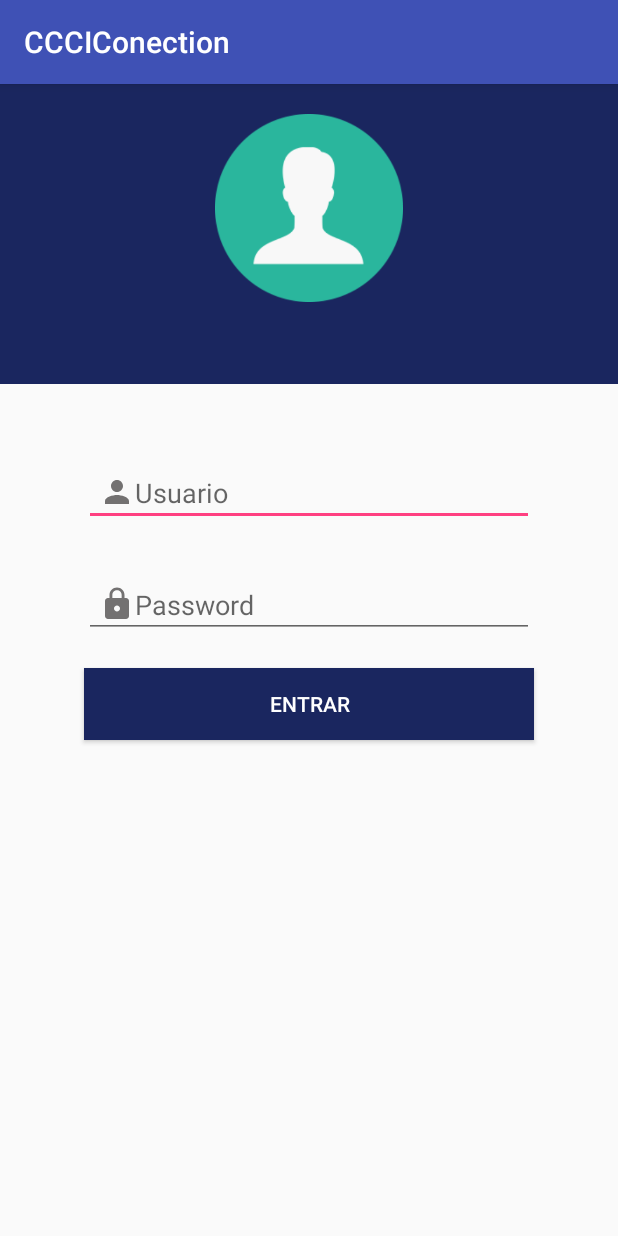
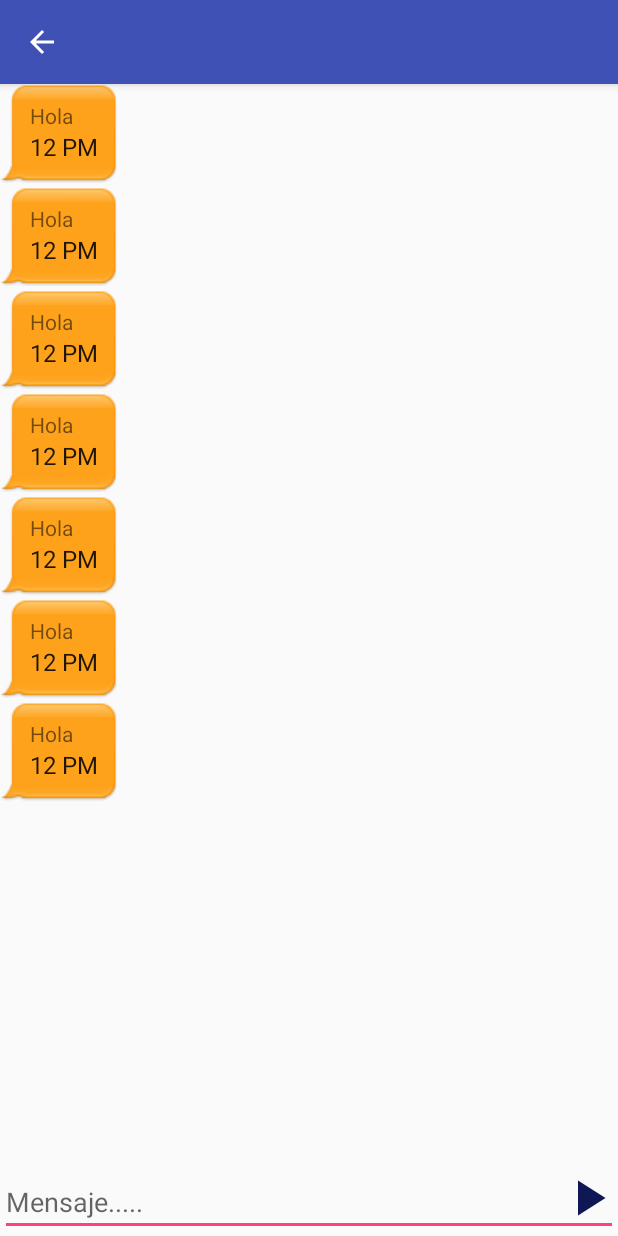
Before and after one commit to cesarer491/ProyectoAndroidConection, an Android app: the screen it shows after launch (LoginActivity before the commit, Messages after it), on a phone screen of 412 x 824 dp. Run offline under Robolectric (Android 15) with nearby library versions, the phone set to English and light mode, and no system bars.

Commit message:
Creacion de clases
Se creo la clase adapter
la clase msg texto
se cargan mensajes de ejemplos

```diff
--- a/app/build.gradle
+++ b/app/build.gradle
@@ -29,4 +29,5 @@ dependencies {
     compile 'com.android.volley:volley:1.0.0'
     compile 'com.android.support.constraint:constraint-layout:1.0.2'
     testCompile 'junit:junit:4.12'
+    compile 'com.android.support:cardview-v7:25.3.1'
 }
--- a/app/src/main/AndroidManifest.xml
+++ b/app/src/main/AndroidManifest.xml
@@ -13,6 +13,14 @@
             <intent-filter>
                 <action android:name="android.intent.action.MAIN" />
 
+                <category android:name="android.intent.category.DEFAULT" />
+            </intent-filter>
+        </activity>
+        <activity android:name=".Messages"
+            android:theme="@style/AppTheme.NoActionBar">
+            <intent-filter>
+                <action android:name="android.intent.action.MAIN" />
+
                 <category android:name="android.intent.category.LAUNCHER" />
             </intent-filter>
         </activity>
--- /dev/null
+++ b/app/src/main/java/Adapters/MsgAdapter.java
@@ -0,0 +1,58 @@
+package Adapters;
+
+
+import android.support.v7.widget.CardView;
+import android.support.v7.widget.RecyclerView;
+import android.view.LayoutInflater;
+import android.view.View;
+import android.view.ViewGroup;
+import android.widget.TextView;
+
+import com.cesar491.cesar.ccciconection.R;
+
+import java.util.ArrayList;
+
+import Data.MsgTexto;
+
+public class MsgAdapter extends RecyclerView.Adapter<MsgAdapter.MsgViewHolder> {
+
+    private ArrayList<MsgTexto> msgTextos;
+
+    public MsgAdapter(ArrayList<MsgTexto> msgTextos) {
+        this.msgTextos = msgTextos;
+    }
+
+    @Override
+    public MsgViewHolder onCreateViewHolder(ViewGroup parent, int viewType) {
+
+        View view = LayoutInflater.from(parent.getContext()).inflate(R.layout.messages,parent,false);
+        return new MsgViewHolder(view);
+    }
+
+    @Override
+    public void onBindViewHolder(MsgViewHolder holder, int position) {
+
+        holder.TxtMessage.setText(msgTextos.get(position).getMessage());
+        holder.TxtHora.setText(msgTextos.get(position).getHoraMessage());
+    }
+
+    @Override
+    public int getItemCount() {
+        return msgTextos.size();
+    }
+
+    static class MsgViewHolder extends RecyclerView.ViewHolder{
+
+        CardView cardView;
+        TextView TxtMessage;
+        TextView TxtHora;
+
+        MsgViewHolder(View item){
+            super(item);
+            cardView = (CardView)item.findViewById(R.id.cvmessage);
+            TxtMessage = (TextView)item.findViewById(R.id.txtmessage);
+            TxtHora = (TextView)item.findViewById(R.id.txthora);
+
+        }
+    }
+}
--- /dev/null
+++ b/app/src/main/java/Data/MsgTexto.java
@@ -0,0 +1,45 @@
+package Data;
+
+
+public class MsgTexto {
+
+    private String IdMessage;
+    private String Message;
+    private int TypeMessage;
+    private String HoraMessage;
+
+    public MsgTexto() {
+    }
+
+    public String getIdMessage() {
+        return IdMessage;
+    }
+
+    public void setIdMessage(String idMessage) {
+        IdMessage = idMessage;
+    }
+
+    public String getMessage() {
+        return Message;
+    }
+
+    public void setMessage(String message) {
+        Message = message;
+    }
+
+    public int getTypeMessage() {
+        return TypeMessage;
+    }
+
+    public void setTypeMessage(int typeMessage) {
+        TypeMessage = typeMessage;
+    }
+
+    public String getHoraMessage() {
+        return HoraMessage;
+    }
+
+    public void setHoraMessage(String horaMessage) {
+        HoraMessage = horaMessage;
+    }
+}
--- /dev/null
+++ b/app/src/main/java/com/cesar491/cesar/ccciconection/Messages.java
@@ -0,0 +1,53 @@
+package com.cesar491.cesar.ccciconection;
+
+import android.os.Bundle;
+import android.support.v7.app.AppCompatActivity;
+import android.support.v7.widget.LinearLayoutManager;
+import android.support.v7.widget.RecyclerView;
+import android.support.v7.widget.Toolbar;
+import android.view.View;
+
+import java.util.ArrayList;
+
+import Adapters.MsgAdapter;
+import Data.MsgTexto;
+
+public class Messages extends AppCompatActivity {
+
+    private RecyclerView recyclerView;
+    private ArrayList<MsgTexto> msgTextos;
+    private MsgAdapter adapter;
+
+    @Override
+    protected void onCreate(Bundle savedInstanceState) {
+        super.onCreate(savedInstanceState);
+        setContentView(R.layout.layout_message);
+
+        msgTextos = new ArrayList<>();
+
+        Toolbar toolbar = (Toolbar)findViewById(R.id.Toolbar);
+        recyclerView = (RecyclerView)findViewById(R.id.recy_list_msg);
+        LinearLayoutManager lny = new LinearLayoutManager(this);
+        recyclerView.setLayoutManager(lny);
+
+        for (int i=0; i< 7; i++){
+            MsgTexto msgTexto = new MsgTexto();
+            msgTexto.setIdMessage("1");
+            msgTexto.setTypeMessage(1);
+            msgTexto.setMessage("Hola");
+            msgTexto.setHoraMessage("12 PM");
+            msgTextos.add(msgTexto);
+        }
+
+        adapter = new MsgAdapter(msgTextos);
+
+        recyclerView.setAdapter(adapter);
+
+        toolbar.setNavigationOnClickListener(new View.OnClickListener() {
+            @Override
+            public void onClick(View v) {
+                finish();
+            }
+        });
+    }
+}
--- /dev/null
+++ b/app/src/main/res/drawable/ic_play_arrow_black.xml
@@ -0,0 +1,9 @@
+<vector xmlns:android="http://schemas.android.com/apk/res/android"
+        android:width="24dp"
+        android:height="24dp"
+        android:viewportWidth="24.0"
+        android:viewportHeight="24.0">
+    <path
+        android:fillColor="#0f1854"
+        android:pathData="M8,5v14l11,-7z"/>
+</vector>
--- /dev/null
+++ b/app/src/main/res/layout/layout_message.xml
@@ -0,0 +1,61 @@
+<?xml version="1.0" encoding="utf-8"?>
+<LinearLayout
+    xmlns:android="http://schemas.android.com/apk/res/android"
+    xmlns:app="http://schemas.android.com/apk/res-auto"
+    xmlns:tools="http://schemas.android.com/tools"
+    android:orientation="vertical"
+    android:layout_width="match_parent"
+    android:layout_height="match_parent">
+
+    <RelativeLayout
+        android:layout_width="match_parent"
+        android:layout_height="match_parent">
+
+        <EditText
+            android:layout_width="match_parent"
+            android:layout_height="wrap_content"
+            android:hint="@string/message"
+            android:layout_alignParentBottom="true"
+            android:layout_alignParentLeft="true"
+            android:layout_alignParentStart="true"
+            android:id="@+id/editText" />
+
+        <ImageView
+            android:layout_width="40dp"
+            android:layout_height="40dp"
+            android:src="@drawable/ic_play_arrow_black"
+            android:layout_alignTop="@+id/editText"
+            android:layout_alignParentRight="true"
+            android:layout_alignParentEnd="true" />
+
+        <android.support.design.widget.AppBarLayout
+            android:layout_width="match_parent"
+            android:layout_height="wrap_content"
+            android:id="@+id/appBarLayout"
+            android:theme="@style/AppTheme.AppBarOverlay">
+
+            <android.support.v7.widget.Toolbar
+                android:id="@+id/Toolbar"
+                android:layout_width="match_parent"
+                android:layout_height="wrap_content"
+                app:navigationIcon="?attr/homeAsUpIndicator">
+
+            </android.support.v7.widget.Toolbar>
+
+        </android.support.design.widget.AppBarLayout>
+
+        <android.support.v7.widget.RecyclerView
+            android:layout_width="match_parent"
+            android:layout_height="wrap_content"
+            android:layout_below="@+id/appBarLayout"
+            android:layout_alignParentLeft="true"
+            android:layout_alignParentStart="true"
+            android:layout_above="@+id/editText"
+            tools:listitem="@layout/messages"
+            android:id="@+id/recy_list_msg">
+
+        </android.support.v7.widget.RecyclerView>
+
+    </RelativeLayout>
+
+</LinearLayout>
--- /dev/null
+++ b/app/src/main/res/layout/messages.xml
@@ -0,0 +1,31 @@
+<?xml version="1.0" encoding="utf-8"?>
+<android.support.v7.widget.CardView
+    xmlns:android="http://schemas.android.com/apk/res/android"
+    android:layout_width="wrap_content"
+    android:layout_height="wrap_content"
+    xmlns:card_view="http://schemas.android.com/apk/res-auto"
+    card_view:cardBackgroundColor="@android:color/transparent"
+    card_view:cardElevation="0dp"
+    android:id="@+id/cvmessage">
+
+    <LinearLayout
+        android:layout_width="wrap_content"
+        android:layout_height="wrap_content"
+        android:background="@drawable/out_message_bg"
+        android:orientation="vertical">
+
+        <TextView
+            android:layout_width="wrap_content"
+            android:layout_height="wrap_content"
+            android:text="hola como estas"
+            android:id="@+id/txtmessage"/>
+        <TextView
+            android:id="@+id/txthora"
+            android:layout_width="wrap_content"
+            android:layout_height="wrap_content"
+            android:text="12:00"
+            android:textAppearance="?android:attr/textAppearanceListItemSmall"/>
+
+    </LinearLayout>
+
+</android.support.v7.widget.CardView>
--- a/app/src/main/res/values/strings.xml
+++ b/app/src/main/res/values/strings.xml
@@ -4,4 +4,5 @@
     <string name="User">Usuario</string>
     <string name="password">Password</string>
     <string name="entrar">Entrar</string>
+    <string name="message">Mensaje.....</string>
 </resources>
--- a/app/src/main/res/values/styles.xml
+++ b/app/src/main/res/values/styles.xml
@@ -8,4 +8,11 @@
         <item name="colorAccent">@color/colorAccent</item>
     </style>
 
+    <style name="AppTheme.NoActionBar">
+        <item name="windowActionBar">false</item>
+        <item name="windowNoTitle">true</item>
+    </style>
+
+    <style name="AppTheme.AppBarOverlay" parent="ThemeOverlay.AppCompat.Dark.ActionBar"></style>
+
 </resources>
```
Also changed, not shown: app/src/main/res/drawable/in_message_bg.9.png (added), app/src/main/res/drawable/out_message_bg.9.png (added).
